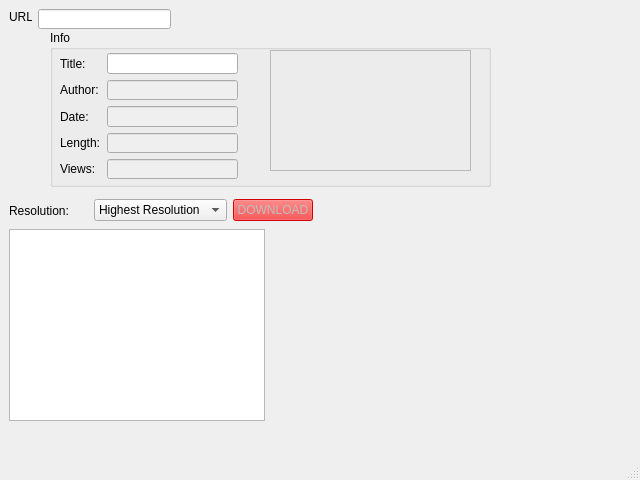
Before: the Qt Designer form mainwindow.ui in lgnq/YouTubeToPC, drawn with Qt 5.
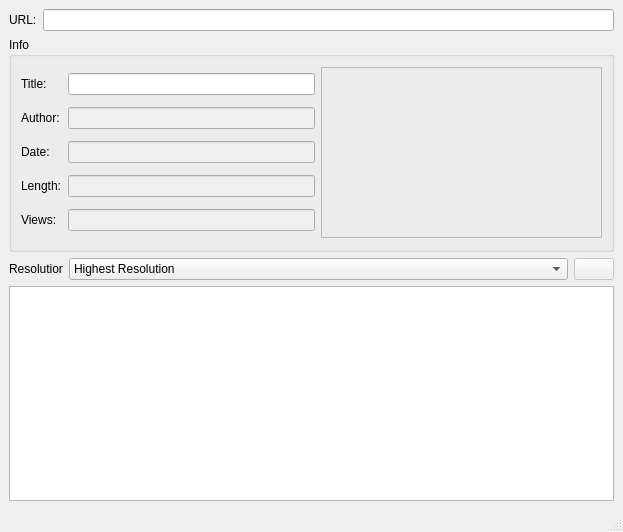
After: the same form once the commit is applied. Icons and pictures are not drawn.

Patch:
```diff
--- a/mainwindow.ui
+++ b/mainwindow.ui
@@ -6,76 +6,36 @@
    <rect>
     <x>0</x>
     <y>0</y>
-    <width>640</width>
-    <height>480</height>
+    <width>623</width>
+    <height>532</height>
    </rect>
   </property>
   <property name="windowTitle">
    <string>YouTubeToPC</string>
   </property>
   <widget class="QWidget" name="centralwidget">
-   <widget class="QTextBrowser" name="console">
-    <property name="geometry">
-     <rect>
-      <x>9</x>
-      <y>229</y>
-      <width>256</width>
-      <height>192</height>
-     </rect>
-    </property>
-   </widget>
+   <layout class="QGridLayout" name="gridLayout_3">
+    <item row="0" column="0">
+     <layout class="QHBoxLayout" name="horizontalLayout">
+      <item>
+       <widget class="QLabel" name="label">
+        <property name="text">
+         <string>URL:</string>
+        </property>
+       </widget>
+      </item>
+      <item>
+       <widget class="QLineEdit" name="url"/>
+      </item>
+     </layout>
+    </item>
+    <item row="1" column="0">
    <widget class="QGroupBox" name="groupBox">
-    <property name="geometry">
-     <rect>
-      <x>50</x>
-      <y>30</y>
-      <width>441</width>
-      <height>157</height>
-     </rect>
-    </property>
     <property name="title">
      <string>Info</string>
     </property>
-    <widget class="QLabel" name="thumbnail">
-     <property name="geometry">
-      <rect>
-       <x>220</x>
-       <y>20</y>
-       <width>201</width>
-       <height>121</height>
-      </rect>
-     </property>
-     <property name="sizePolicy">
-      <sizepolicy hsizetype="Preferred" vsizetype="Preferred">
-       <horstretch>0</horstretch>
-       <verstretch>0</verstretch>
-      </sizepolicy>
-     </property>
-     <property name="frameShape">
-      <enum>QFrame::StyledPanel</enum>
-     </property>
-     <property name="text">
-      <string/>
-     </property>
-     <property name="pixmap">
-      <pixmap>image/tumbnail.png</pixmap>
-     </property>
-     <property name="scaledContents">
-      <bool>true</bool>
-     </property>
-     <property name="alignment">
-      <set>Qt::AlignCenter</set>
-     </property>
-    </widget>
-    <widget class="QWidget" name="">
-     <property name="geometry">
-      <rect>
-       <x>10</x>
-       <y>23</y>
-       <width>178</width>
-       <height>126</height>
-      </rect>
-     </property>
+      <layout class="QGridLayout" name="gridLayout_2">
+       <item row="0" column="0">
      <layout class="QGridLayout" name="gridLayout">
       <item row="0" column="0">
        <widget class="QLabel" name="label_2">
@@ -153,18 +113,49 @@
        </widget>
       </item>
      </layout>
-    </widget>
-   </widget>
-   <widget class="QWidget" name="">
-    <property name="geometry">
-     <rect>
-      <x>9</x>
-      <y>198</y>
-      <width>304</width>
-      <height>25</height>
-     </rect>
-    </property>
-    <layout class="QHBoxLayout" name="horizontalLayout">
+       </item>
+       <item row="0" column="1">
+        <widget class="QLabel" name="thumbnail">
+         <property name="sizePolicy">
+          <sizepolicy hsizetype="Preferred" vsizetype="Preferred">
+           <horstretch>1</horstretch>
+           <verstretch>1</verstretch>
+          </sizepolicy>
+         </property>
+         <property name="minimumSize">
+          <size>
+           <width>281</width>
+           <height>171</height>
+          </size>
+         </property>
+         <property name="maximumSize">
+          <size>
+           <width>281</width>
+           <height>171</height>
+          </size>
+         </property>
+         <property name="frameShape">
+          <enum>QFrame::StyledPanel</enum>
+         </property>
+         <property name="text">
+          <string/>
+         </property>
+         <property name="pixmap">
+          <pixmap>image/tumbnail.png</pixmap>
+         </property>
+         <property name="scaledContents">
+          <bool>true</bool>
+         </property>
+         <property name="alignment">
+          <set>Qt::AlignCenter</set>
+         </property>
+        </widget>
+       </item>
+      </layout>
+     </widget>
+    </item>
+    <item row="2" column="0">
+     <layout class="QHBoxLayout" name="horizontalLayout_2">
      <item>
       <widget class="QLabel" name="label_3">
        <property name="sizePolicy">
@@ -173,6 +164,12 @@
          <verstretch>0</verstretch>
         </sizepolicy>
        </property>
+        <property name="maximumSize">
+         <size>
+          <width>54</width>
+          <height>16</height>
+         </size>
+        </property>
        <property name="text">
         <string>Resolution:</string>
        </property>
@@ -197,40 +194,36 @@
        <property name="enabled">
         <bool>false</bool>
        </property>
+        <property name="sizePolicy">
+         <sizepolicy hsizetype="Fixed" vsizetype="Fixed">
+          <horstretch>0</horstretch>
+          <verstretch>0</verstretch>
+         </sizepolicy>
+        </property>
        <property name="styleSheet">
-        <string notr="true">background-color: rgb(255, 0, 0);
-font: 8pt &quot;Goudy Stout&quot;;</string>
+         <string notr="true"/>
        </property>
        <property name="text">
-        <string>DOWNLOAD</string>
-       </property>
-      </widget>
-     </item>
-    </layout>
-   </widget>
-   <widget class="QLabel" name="label">
-    <property name="geometry">
-     <rect>
-      <x>9</x>
-      <y>9</y>
-      <width>23</width>
-      <height>16</height>
-     </rect>
-    </property>
-    <property name="text">
-     <string>URL:</string>
-    </property>
-   </widget>
-   <widget class="QLineEdit" name="url">
-    <property name="geometry">
-     <rect>
-      <x>38</x>
-      <y>9</y>
-      <width>133</width>
-      <height>20</height>
-     </rect>
-    </property>
-   </widget>
+         <string/>
+        </property>
+        <property name="icon">
+         <iconset>
+          <normaloff>image/download.png</normaloff>image/download.png</iconset>
+        </property>
+        <property name="iconSize">
+         <size>
+          <width>127</width>
+          <height>31</height>
+         </size>
+        </property>
+       </widget>
+      </item>
+     </layout>
+    </item>
+    <item row="3" column="0">
+     <widget class="QTextBrowser" name="console"/>
+    </item>
+   </layout>
   </widget>
   <widget class="QMenuBar" name="menubar">
    <property name="geometry">
```
Left out of the diff: 2 changed lines with no effect on the pictures. Lines whose indentation alone changed are shown as unchanged.
